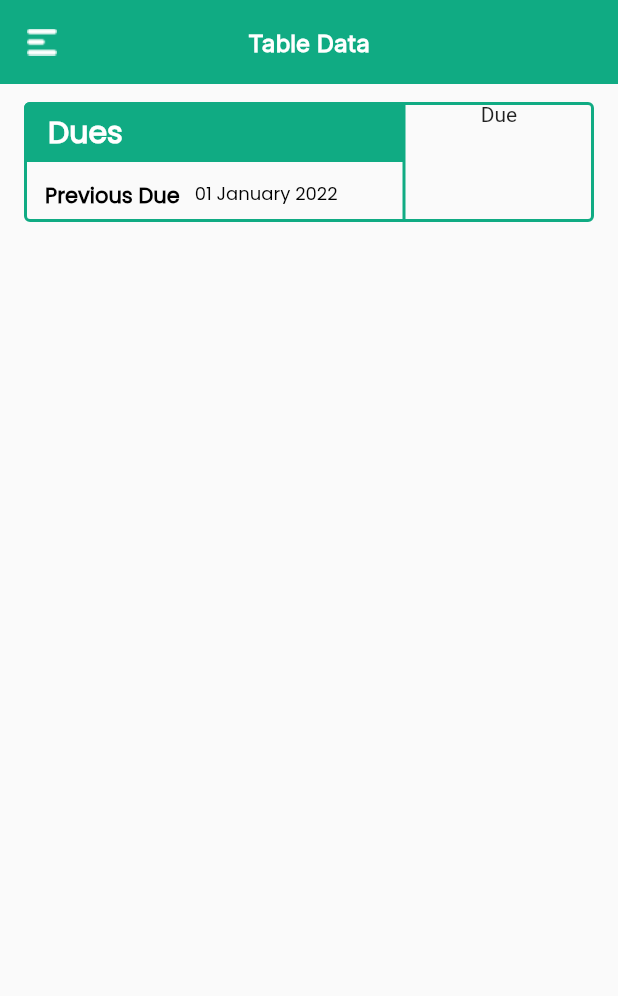
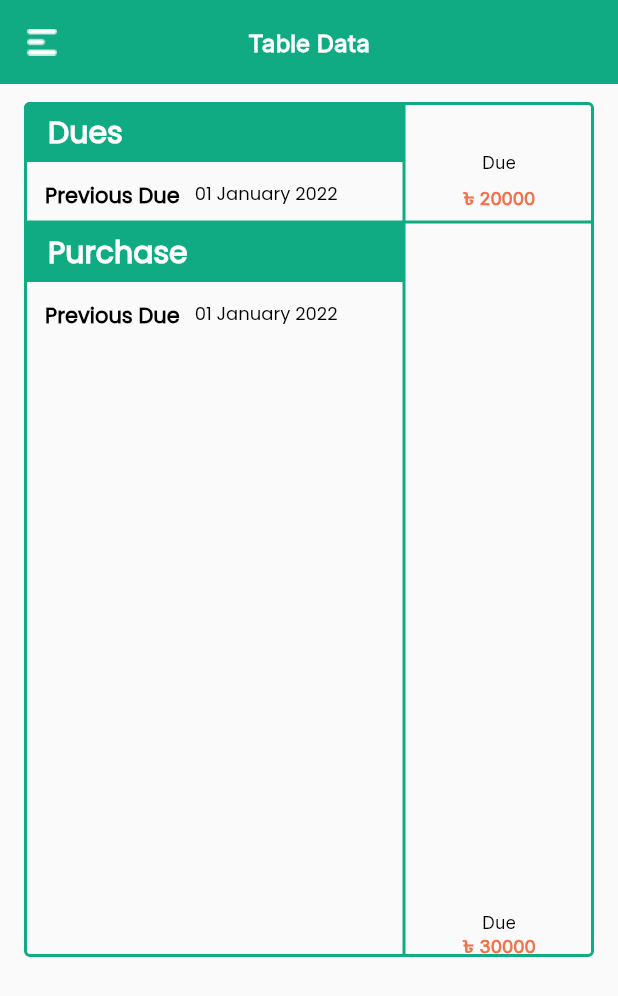
Before and after one commit to marufrobin/demo_limited_company, a Flutter app: the screen it shows after launch, on a phone screen of 412 x 824 dp. Shown: the top 996 px of the screen. Run offline on Flutter 3.47's test engine with Material 2 defaults, Android fonts, the phone set to English and light mode, and no system bars.

Commit message:
tabel work on going

```diff
--- a/lib/home_page.dart
+++ b/lib/home_page.dart
@@ -322,7 +322,84 @@ class BodyTable extends StatelessWidget {
                 height: 80,
                 // color: Colors.cyan,
                 child: Column(
-                  children: [Text("Due")],
+                  // crossAxisAlignment: CrossAxisAlignment.center,
+                  mainAxisAlignment: MainAxisAlignment.spaceEvenly,
+                  children: [
+                    SizedBox(
+                      height: 16,
+                    ),
+                    Text("Due",
+                        style: buildTS(
+                            12, Colors.black, FontWeight.w500, "Inter")),
+                    Text("৳ 20000",
+                        style: buildTS(
+                            12, Color(0xffF37048), FontWeight.w600, "Inter"))
+                  ],
+                ),
+              )
+            ]),
+            TableRow(children: [
+              TableCell(
+                  verticalAlignment: TableCellVerticalAlignment.fill,
+                  child: Column(
+                    crossAxisAlignment: CrossAxisAlignment.start,
+                    children: [
+                      Container(
+                        decoration: BoxDecoration(
+                          borderRadius:
+                              BorderRadius.only(topLeft: Radius.circular(4)),
+                          color: Color(0xff10AB83),
+                        ),
+                        width: double.infinity,
+                        padding:
+                            EdgeInsets.symmetric(horizontal: 16, vertical: 5),
+                        child: Text(
+                          "Purchase",
+                          style: buildTS(20, Colors.white),
+                        ),
+                      ),
+                      Container(
+                        padding:
+                            EdgeInsets.symmetric(horizontal: 14, vertical: 12),
+                        height: 40,
+                        child: Row(
+                          // mainAxisAlignment: MainAxisAlignment.spaceEvenly,
+                          children: [
+                            Text(
+                              "Previous Due",
+                              style: buildTS(14, Colors.black),
+                            ),
+                            SizedBox(
+                              width: 10,
+                            ),
+                            Text(
+                              "01 January 2022",
+                              style: buildTS(12, Colors.black, FontWeight.w400),
+                            )
+                          ],
+                        ),
+                        // color: Colors.blueGrey,
+                      )
+                    ],
+                  )),
+              Container(
+                width: 78,
+                height: 490,
+                // color: Colors.cyan,
+                child: Column(
+                  // crossAxisAlignment: CrossAxisAlignment.center,
+                  mainAxisAlignment: MainAxisAlignment.end,
+                  children: [
+                    SizedBox(
+                      height: 16,
+                    ),
+                    Text("Due",
+                        style: buildTS(
+                            12, Colors.black, FontWeight.w500, "Inter")),
+                    Text("৳ 30000",
+                        style: buildTS(
+                            12, Color(0xffF37048), FontWeight.w600, "Inter"))
+                  ],
                 ),
               )
             ])
@@ -330,11 +407,11 @@ class BodyTable extends StatelessWidget {
     );
   }
 
-  TextStyle buildTS(double fs, [Color? clr, FontWeight? fw]) {
+  TextStyle buildTS(double fs, [Color? clr, FontWeight? fw, String? fF]) {
     return TextStyle(
         fontSize: fs,
         fontWeight: fw == null ? FontWeight.w600 : fw,
-        fontFamily: "Poppins",
+        fontFamily: fF == null ? "Poppins" : "Inter",
         color: clr == null ? Color(0xff10AB83) : clr);
   }
 }
```
